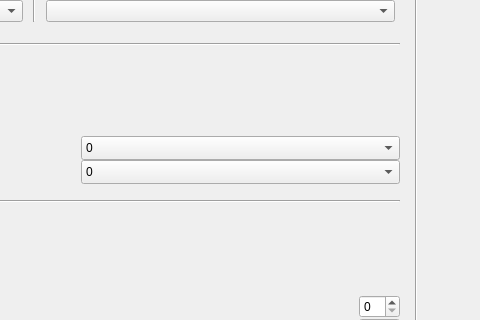
StasJ/vapor-formatted, file apps/vaporgui/statsWindow.ui: the form before one commit; both pictures show x 351 to 831 and y 298 to 618 of the 916 by 709 pixel window.
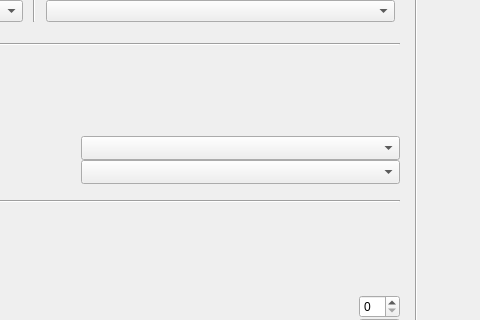
The form after the commit. Custom widgets are drawn as their Qt base class.

```diff
--- a/apps/vaporgui/statsWindow.ui
+++ b/apps/vaporgui/statsWindow.ui
@@ -316,11 +316,6 @@
              <property name="frame">
               <bool>true</bool>
              </property>
-             <item>
-              <property name="text">
-               <string>0</string>
-              </property>
-             </item>
             </widget>
            </item>
           </layout>
@@ -364,11 +359,6 @@
              <property name="frame">
               <bool>true</bool>
              </property>
-             <item>
-              <property name="text">
-               <string>0</string>
-              </property>
-             </item>
             </widget>
            </item>
           </layout>
```
